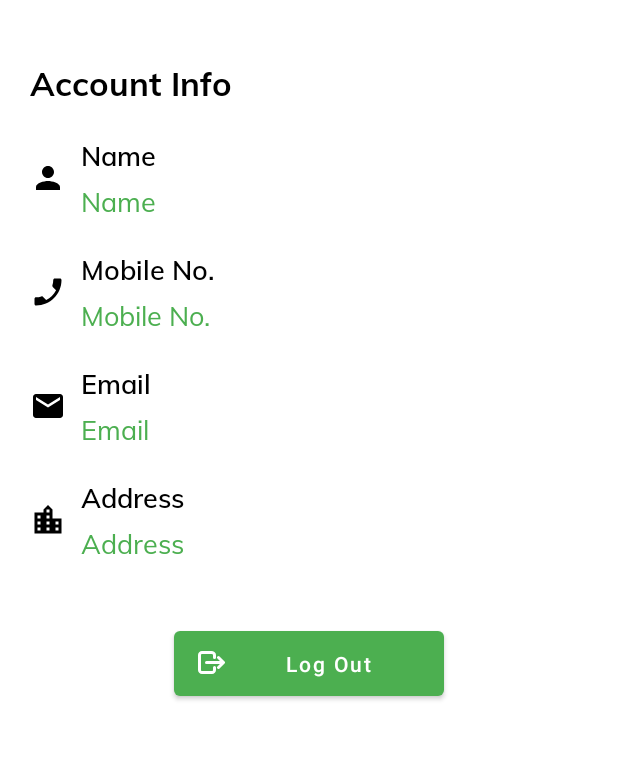
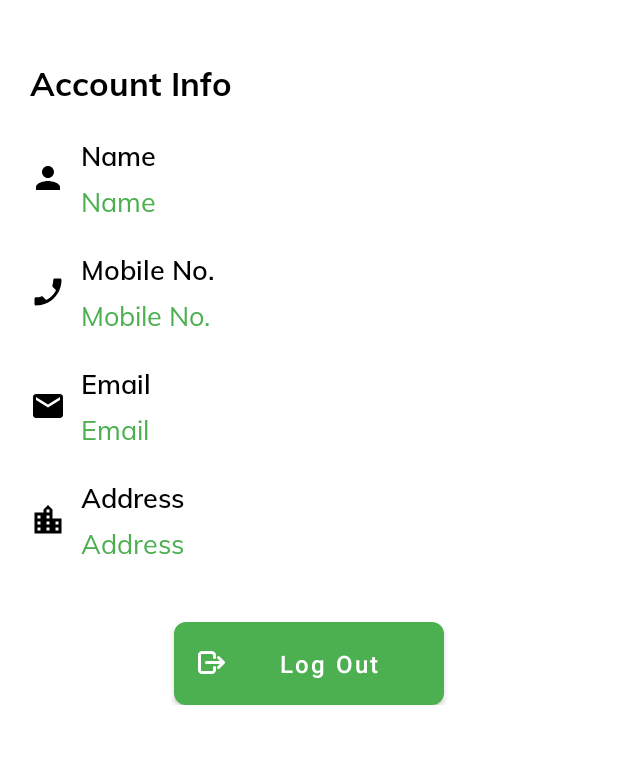
Before and after one commit to Bhupendr/E_Commerce, an Android app: the layout profilepage.xml on its own in the app's theme, with its tools: preview values and no code run, on a phone screen of 412 x 824 dp, the part 219-983 px from its top. Run offline under Robolectric (Android 15) with nearby library versions, the phone set to English and light mode, and no system bars.

Commit message:
25/10/2021 Pankaj Sharma Evening

```diff
--- a/app/build.gradle
+++ b/app/build.gradle
@@ -16,6 +16,7 @@ android {
 
     defaultConfig {
         applicationId "com.Frndzcart.urbanchoice"
+//        minSdkVersion 21
         minSdkVersion 16
         targetSdkVersion 30
         versionCode 3
@@ -64,4 +65,7 @@ dependencies {
     implementation 'com.pixplicity.easyprefs:EasyPrefs:1.10.0'
 
     implementation 'com.github.niraj-prajapati:UPIPayments:1.1.4'
+
+
+    implementation 'com.github.StevenDXC:DxLoadingButton:2.4'
 }
--- /dev/null
+++ b/app/src/main/res/drawable/buttonclickeffect.xml
@@ -0,0 +1,16 @@
+<?xml version="1.0" encoding="utf-8"?>
+<selector xmlns:android="http://schemas.android.com/apk/res/android">
+    <item android:state_pressed="true">
+        <shape android:shape="rectangle">
+            <solid android:color="#329DB19D"/>
+            <corners android:radius="8dp"/>
+        </shape>
+    </item>
+
+    <item>
+        <shape android:shape="rectangle">
+            <solid android:color="@color/colorPrimary"/>
+            <corners android:radius="8dp"/>
+        </shape>
+    </item>
+</selector>
--- a/app/src/main/res/layout/profilepage.xml
+++ b/app/src/main/res/layout/profilepage.xml
@@ -217,8 +217,10 @@
                     android:layout_marginTop="@dimen/size_40"
                     android:layout_gravity="center_horizontal"
                     android:text="@string/log_out"
+                    android:textSize="@dimen/text_size_16"
                     android:textColor="@color/white"
                     android:drawableLeft="@drawable/ic_logout"
+                    android:background="@drawable/buttonclickeffect"
                     android:drawableTint="@color/white"
                     android:textAllCaps="false"/>
 
```
Also changed, not shown: app/src/main/java/com/Frndzcart/urbanchoice/activity/LogInActivity.kt (+7 -2 lines), app/src/main/res/layout/login_page.xml (+28 -1 lines).
